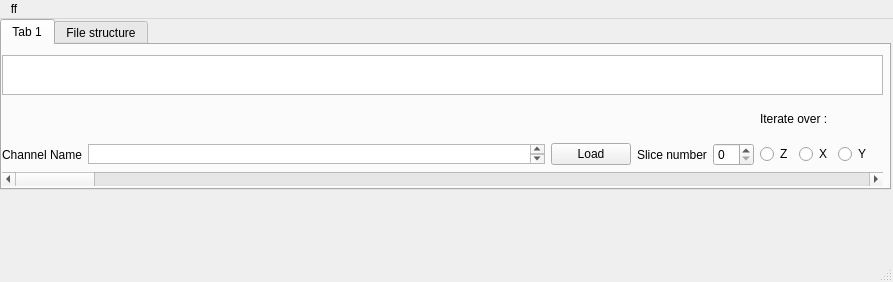
The window that BAMline_CT-helper/HDF_Image_Browser.ui (HMarkoetter/BAMline_CT_preview_RECO) describes before a commit, drawn with Qt 5.
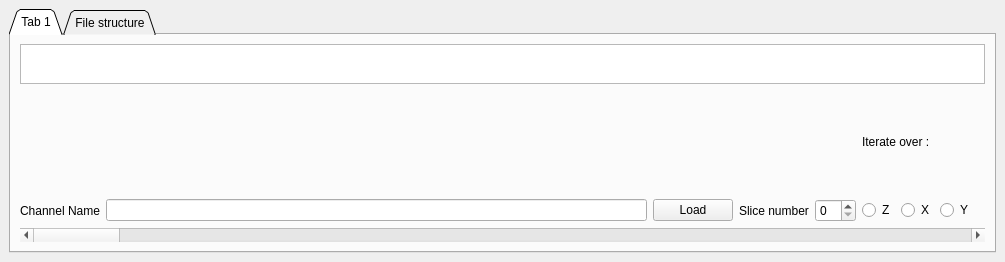
The same window after the commit.

Commit message: modifications made to HDF_Image_Browser.py : - tree structure shown in second tab - ability to change channel name

The edit to the form file:
```diff
--- a/BAMline_CT-helper/HDF_Image_Browser.ui
+++ b/BAMline_CT-helper/HDF_Image_Browser.ui
@@ -6,22 +6,25 @@
    <rect>
     <x>0</x>
     <y>0</y>
-    <width>893</width>
-    <height>282</height>
+    <width>1005</width>
+    <height>262</height>
    </rect>
   </property>
   <property name="windowTitle">
    <string>MainWindow</string>
   </property>
   <widget class="QWidget" name="centralwidget">
+   <property name="enabled">
+    <bool>true</bool>
+   </property>
+   <layout class="QHBoxLayout" name="horizontalLayout">
+    <item>
    <widget class="QTabWidget" name="tabWidget">
-    <property name="geometry">
-     <rect>
-      <x>0</x>
-      <y>0</y>
-      <width>891</width>
-      <height>171</height>
-     </rect>
+      <property name="enabled">
+       <bool>true</bool>
+      </property>
+      <property name="tabShape">
+       <enum>QTabWidget::Triangular</enum>
     </property>
     <property name="currentIndex">
      <number>0</number>
@@ -30,19 +33,22 @@
      <attribute name="title">
       <string>Tab 1</string>
      </attribute>
-     <widget class="QWidget" name="gridLayoutWidget">
-      <property name="geometry">
-       <rect>
-        <x>0</x>
-        <y>10</y>
-        <width>881</width>
-        <height>131</height>
-       </rect>
-      </property>
-      <layout class="QGridLayout" name="gridLayout">
+       <layout class="QVBoxLayout" name="verticalLayout">
+        <item>
+         <layout class="QGridLayout" name="gridLayout" rowstretch="4,0,0,0">
+          <property name="sizeConstraint">
+           <enum>QLayout::SetDefaultConstraint</enum>
+          </property>
        <property name="leftMargin">
         <number>0</number>
        </property>
+          <item row="2" column="6" colspan="2">
+           <widget class="QRadioButton" name="radioButton_X">
+            <property name="text">
+             <string>X</string>
+            </property>
+           </widget>
+          </item>
        <item row="3" column="0" colspan="11">
         <widget class="QScrollBar" name="horizontalScrollBar_slice">
          <property name="orientation">
@@ -50,20 +56,20 @@
          </property>
         </widget>
        </item>
-       <item row="2" column="6" colspan="2">
-        <widget class="QRadioButton" name="radioButton_X">
+          <item row="2" column="4">
+           <widget class="QSpinBox" name="spinBox_slice"/>
+          </item>
+          <item row="2" column="5">
+           <widget class="QRadioButton" name="radioButton_Z">
          <property name="text">
-          <string>X</string>
+             <string>Z</string>
          </property>
         </widget>
        </item>
-       <item row="2" column="1">
-        <widget class="QTextBrowser" name="Qchannel_name">
-         <property name="maximumSize">
-          <size>
-           <width>16777215</width>
-           <height>20</height>
-          </size>
+          <item row="1" column="5" colspan="4">
+           <widget class="QLabel" name="label_2">
+            <property name="text">
+             <string>Iterate over :</string>
          </property>
         </widget>
        </item>
@@ -90,13 +96,6 @@
          </property>
         </widget>
        </item>
-       <item row="2" column="0">
-        <widget class="QLabel" name="channel_name">
-         <property name="text">
-          <string>Channel Name</string>
-         </property>
-        </widget>
-       </item>
        <item row="2" column="8">
         <widget class="QRadioButton" name="radioButton_Y">
          <property name="text">
@@ -104,6 +103,13 @@
          </property>
         </widget>
        </item>
+          <item row="2" column="0">
+           <widget class="QLabel" name="channel_name">
+            <property name="text">
+             <string>Channel Name</string>
+            </property>
+           </widget>
+          </item>
        <item row="2" column="3">
         <widget class="QLabel" name="label">
          <property name="text">
@@ -111,60 +117,48 @@
          </property>
         </widget>
        </item>
-       <item row="2" column="4">
-        <widget class="QSpinBox" name="spinBox_slice"/>
-       </item>
-       <item row="2" column="5">
-        <widget class="QRadioButton" name="radioButton_Z">
-         <property name="text">
-          <string>Z</string>
-         </property>
-        </widget>
-       </item>
-       <item row="1" column="5" colspan="4">
-        <widget class="QLabel" name="label_2">
-         <property name="text">
-          <string>Iterate over :</string>
-         </property>
-        </widget>
-       </item>
-      </layout>
-     </widget>
+          <item row="2" column="1">
+           <widget class="QLineEdit" name="Qchannel_name"/>
+          </item>
+         </layout>
+        </item>
+       </layout>
     </widget>
     <widget class="QWidget" name="Filestructure">
      <attribute name="title">
       <string>File structure</string>
      </attribute>
-     <widget class="QTreeView" name="treeView">
-      <property name="geometry">
-       <rect>
-        <x>30</x>
-        <y>0</y>
-        <width>256</width>
-        <height>192</height>
-       </rect>
-      </property>
-     </widget>
-    </widget>
-   </widget>
+       <layout class="QVBoxLayout" name="verticalLayout_2">
+        <item>
+         <widget class="QTreeWidget" name="treeWidget">
+          <column>
+           <property name="text">
+            <string>Object</string>
+           </property>
+          </column>
+          <column>
+           <property name="text">
+            <string>Dataset size</string>
+           </property>
+          </column>
+         </widget>
+        </item>
+       </layout>
+      </widget>
+     </widget>
+    </item>
+   </layout>
   </widget>
   <widget class="QMenuBar" name="menubar">
    <property name="geometry">
     <rect>
      <x>0</x>
      <y>0</y>
-     <width>893</width>
+     <width>1005</width>
      <height>21</height>
     </rect>
    </property>
-   <widget class="QMenu" name="menuff">
-    <property name="title">
-     <string>ff</string>
-    </property>
-   </widget>
-   <addaction name="menuff"/>
-  </widget>
-  <widget class="QStatusBar" name="statusbar"/>
+  </widget>
  </widget>
  <resources/>
  <connections>
```
Left out of the diff: 2 changed lines with no effect on the pictures. Lines whose indentation alone changed are shown as unchanged. The commit also changes 3 other files.
